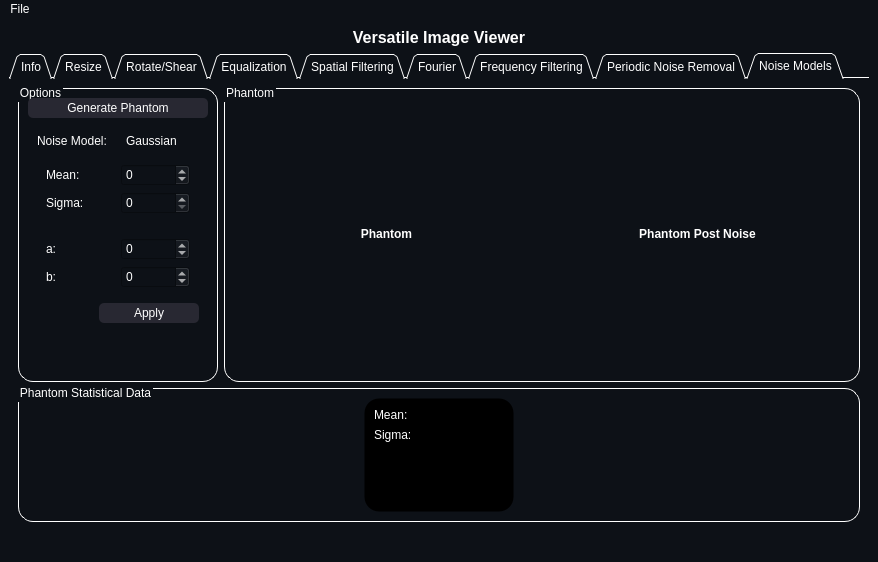
Old version of the form resources/MainWindow.ui in the repository Zeyad-Alo/DICOM-Viewer.
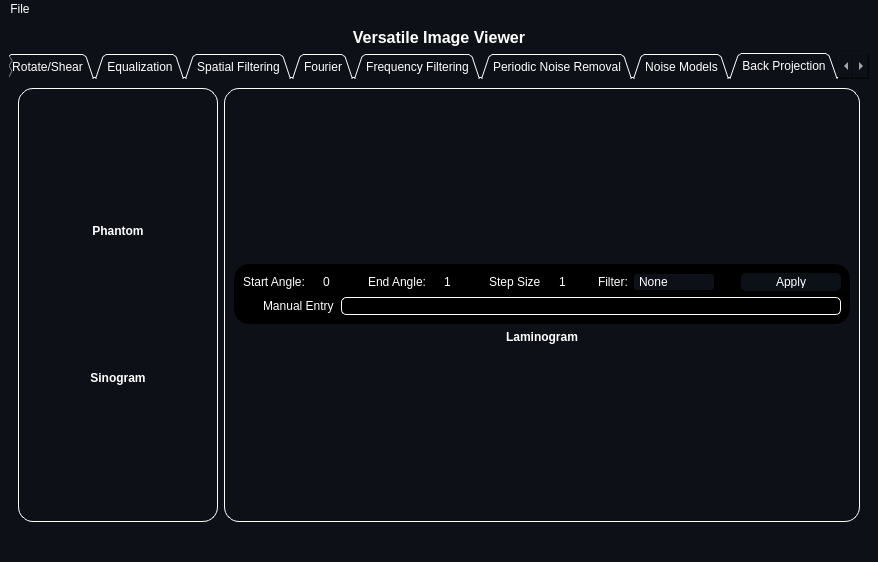
New version of the form. Icons and pictures are not drawn.

Commit message: back projection

What changed in the file:
```diff
--- a/resources/MainWindow.ui
+++ b/resources/MainWindow.ui
@@ -38,7 +38,7 @@
        <enum>QTabWidget::Triangular</enum>
       </property>
       <property name="currentIndex">
-       <number>8</number>
+       <number>9</number>
       </property>
       <property name="documentMode">
        <bool>true</bool>
@@ -2651,6 +2651,381 @@
         </item>
        </layout>
       </widget>
+      <widget class="QWidget" name="tab_10">
+       <attribute name="title">
+        <string>Back Projection</string>
+       </attribute>
+       <layout class="QGridLayout" name="gridLayout_23">
+        <item row="0" column="0">
+         <widget class="QGroupBox" name="main_groupBox_17">
+          <property name="minimumSize">
+           <size>
+            <width>200</width>
+            <height>0</height>
+           </size>
+          </property>
+          <property name="maximumSize">
+           <size>
+            <width>300</width>
+            <height>16777215</height>
+           </size>
+          </property>
+          <property name="styleSheet">
+           <string notr="true">QGroupBox {
+background-color: rgb(13, 17, 23);
+border: 1.2px solid #ffffff;
+border-style: outset;
+border-radius: 15px;
+}
+QGroupBox::title  {
+    subcontrol-origin: margin;
+    subcontrol-position: top left;
+    padding: -5px 0px 0px 0px;
+    color: rgb(255, 255, 255);
+}</string>
+          </property>
+          <property name="title">
+           <string/>
+          </property>
+          <layout class="QVBoxLayout" name="verticalLayout_34">
+           <item>
+            <layout class="QVBoxLayout" name="verticalLayout_33">
+             <property name="spacing">
+              <number>6</number>
+             </property>
+             <item>
+              <widget class="QLabel" name="label_26">
+               <property name="maximumSize">
+                <size>
+                 <width>16777215</width>
+                 <height>15</height>
+                </size>
+               </property>
+               <property name="styleSheet">
+                <string notr="true"/>
+               </property>
+               <property name="text">
+                <string>&lt;html&gt;&lt;head/&gt;&lt;body&gt;&lt;p align=&quot;center&quot;&gt;&lt;span style=&quot; font-weight:600;&quot;&gt;Phantom&lt;/span&gt;&lt;/p&gt;&lt;/body&gt;&lt;/html&gt;</string>
+               </property>
+              </widget>
+             </item>
+             <item>
+              <layout class="QVBoxLayout" name="shepp_logan_box">
+               <property name="spacing">
+                <number>10</number>
+               </property>
+              </layout>
+             </item>
+            </layout>
+           </item>
+           <item>
+            <layout class="QVBoxLayout" name="verticalLayout_32">
+             <property name="spacing">
+              <number>6</number>
+             </property>
+             <item>
+              <widget class="QLabel" name="label_25">
+               <property name="maximumSize">
+                <size>
+                 <width>16777215</width>
+                 <height>15</height>
+                </size>
+               </property>
+               <property name="styleSheet">
+                <string notr="true"/>
+               </property>
+               <property name="text">
+                <string>&lt;html&gt;&lt;head/&gt;&lt;body&gt;&lt;p align=&quot;center&quot;&gt;&lt;span style=&quot; font-weight:600;&quot;&gt;Sinogram&lt;/span&gt;&lt;/p&gt;&lt;/body&gt;&lt;/html&gt;</string>
+               </property>
+              </widget>
+             </item>
+             <item>
+              <layout class="QVBoxLayout" name="sinogram_box">
+               <property name="spacing">
+                <number>10</number>
+               </property>
+              </layout>
+             </item>
+            </layout>
+           </item>
+          </layout>
+         </widget>
+        </item>
+        <item row="0" column="1">
+         <widget class="QGroupBox" name="main_groupBox_18">
+          <property name="styleSheet">
+           <string notr="true">QGroupBox {
+background-color: rgb(13, 17, 23);
+border: 1.2px solid #ffffff;
+border-style: outset;
+border-radius: 15px;
+}
+QGroupBox::title  {
+    subcontrol-origin: margin;
+    subcontrol-position: top left;
+    padding: -5px 0px 0px 0px;
+    color: rgb(255, 255, 255);
+}</string>
+          </property>
+          <property name="title">
+           <string/>
+          </property>
+          <layout class="QVBoxLayout" name="verticalLayout_35">
+           <item>
+            <layout class="QVBoxLayout" name="verticalLayout_36">
+             <property name="spacing">
+              <number>6</number>
+             </property>
+             <item>
+              <widget class="QWidget" name="widget_3" native="true">
+               <property name="maximumSize">
+                <size>
+                 <width>16777215</width>
+                 <height>60</height>
+                </size>
+               </property>
+               <property name="styleSheet">
+                <string notr="true">QWidget {
+background-color: rgb(0, 0, 0);
+border: 0;
+border-radius: 15px;
+}</string>
+               </property>
+               <layout class="QGridLayout" name="gridLayout_22">
+                <item row="1" column="0">
+                 <layout class="QHBoxLayout" name="horizontalLayout_36">
+                  <item>
+                   <widget class="QRadioButton" name="manual">
+                    <property name="text">
+                     <string>Manual Entry</string>
+                    </property>
+                   </widget>
+                  </item>
+                  <item>
+                   <widget class="QLineEdit" name="bp_lineEdit">
+                    <property name="styleSheet">
+                     <string notr="true">border: 1px solid white;
+border-radius: 5px;</string>
+                    </property>
+                   </widget>
+                  </item>
+                 </layout>
+                </item>
+                <item row="0" column="0">
+                 <layout class="QHBoxLayout" name="horizontalLayout_41">
+                  <item>
+                   <layout class="QHBoxLayout" name="horizontalLayout_38">
+                    <item>
+                     <widget class="QLabel" name="label_30">
+                      <property name="maximumSize">
+                       <size>
+                        <width>16777215</width>
+                        <height>20</height>
+                       </size>
+                      </property>
+                      <property name="text">
+                       <string>Start Angle:   </string>
+                      </property>
+                     </widget>
+                    </item>
+                    <item>
+                     <widget class="QSpinBox" name="start_spinBox">
+                      <property name="maximum">
+                       <number>179</number>
+                      </property>
+                     </widget>
+                    </item>
+                   </layout>
+                  </item>
+                  <item>
+                   <layout class="QHBoxLayout" name="horizontalLayout_39">
+                    <item>
+                     <widget class="QLabel" name="label_31">
+                      <property name="maximumSize">
+                       <size>
+                        <width>16777215</width>
+                        <height>20</height>
+                       </size>
+                      </property>
+                      <property name="text">
+                       <string>End Angle:   </string>
+                      </property>
+                     </widget>
+                    </item>
+                    <item>
+                     <widget class="QSpinBox" name="end_spinBox">
+                      <property name="minimum">
+                       <number>1</number>
+                      </property>
+                      <property name="maximum">
+                       <number>179</number>
+                      </property>
+                     </widget>
+                    </item>
+                   </layout>
+                  </item>
+                  <item>
+                   <layout class="QHBoxLayout" name="horizontalLayout_40">
+                    <item>
+                     <widget class="QLabel" name="label_32">
+                      <property name="maximumSize">
+                       <size>
+                        <width>16777215</width>
+                        <height>20</height>
+                       </size>
+                      </property>
+                      <property name="text">
+                       <string>Step Size   </string>
+                      </property>
+                     </widget>
+                    </item>
+                    <item>
+                     <widget class="QSpinBox" name="step_spinBox">
+                      <property name="minimum">
+                       <number>1</number>
+                      </property>
+                     </widget>
+                    </item>
+                   </layout>
+                  </item>
+                  <item>
+                   <layout class="QHBoxLayout" name="horizontalLayout_37">
+                    <item>
+                     <widget class="QLabel" name="label_29">
+                      <property name="text">
+                       <string>Filter:</string>
+                      </property>
+                     </widget>
+                    </item>
+                    <item>
+                     <widget class="QComboBox" name="bp_filter_combobox">
+                      <property name="minimumSize">
+                       <size>
+                        <width>80</width>
+                        <height>0</height>
+                       </size>
+                      </property>
+                      <property name="styleSheet">
+                       <string notr="true">QComboBox
+{
+	border-radius: 3px;
+	background-color: rgb(13, 17, 23);
+}
+
+QComboBox::drop-down
+{
+	border-left-color: transparent;
+ }
+
+QComboBox::down-arrow, QSpinBox::down-arrow, QTimeEdit::down-arrow, QDateEdit::down-arrow
+{
+     image: url(:/icons/Arrowhead-nottop-256.png);
+     width: 7px;
+     height: 6px;
+}
+
+QComboBox QAbstractItemView
+{
+    selection-background-color: transparent;
+}</string>
+                      </property>
+                      <item>
+                       <property name="text">
+                        <string>None</string>
+                       </property>
+                      </item>
+                      <item>
+                       <property name="text">
+                        <string>Ram-Lak</string>
+                       </property>
+                      </item>
+                      <item>
+                       <property name="text">
+                        <string>Hamming</string>
+                       </property>
+                      </item>
+                     </widget>
+                    </item>
+                    <item>
+                     <spacer name="horizontalSpacer_11">
+                      <property name="orientation">
+                       <enum>Qt::Horizontal</enum>
+                      </property>
+                      <property name="sizeHint" stdset="0">
+                       <size>
+                        <width>29</width>
+                        <height>14</height>
+                       </size>
+                      </property>
+                     </spacer>
+                    </item>
+                    <item>
+                     <widget class="QPushButton" name="bp_apply">
+                      <property name="minimumSize">
+                       <size>
+                        <width>100</width>
+                        <height>0</height>
+                       </size>
+                      </property>
+                      <property name="styleSheet">
+                       <string notr="true">QPushButton {
+    border-radius: 5px;
+    border-style: outset;
+    background: rgb(12, 17, 24);
+	padding: 3;
+    }
+
+QPushButton:hover {
+    background: rgb(63, 95, 127)
+    }
+
+QPushButton:pressed {
+    border-style: inset;
+    background:rgb(20, 20, 20)
+    }</string>
+                      </property>
+                      <property name="text">
+                       <string>Apply</string>
+                      </property>
+                     </widget>
+                    </item>
+                   </layout>
+                  </item>
+                 </layout>
+                </item>
+               </layout>
+              </widget>
+             </item>
+             <item>
+              <widget class="QLabel" name="label_27">
+               <property name="maximumSize">
+                <size>
+                 <width>16777215</width>
+                 <height>15</height>
+                </size>
+               </property>
+               <property name="styleSheet">
+                <string notr="true"/>
+               </property>
+               <property name="text">
+                <string>&lt;html&gt;&lt;head/&gt;&lt;body&gt;&lt;p align=&quot;center&quot;&gt;&lt;span style=&quot; font-weight:600;&quot;&gt;Laminogram&lt;/span&gt;&lt;/p&gt;&lt;/body&gt;&lt;/html&gt;</string>
+               </property>
+              </widget>
+             </item>
+             <item>
+              <layout class="QVBoxLayout" name="lamino_box">
+               <property name="spacing">
+                <number>10</number>
+               </property>
+              </layout>
+             </item>
+            </layout>
+           </item>
+          </layout>
+         </widget>
+        </item>
+       </layout>
+      </widget>
      </widget>
     </item>
    </layout>
```
The commit also changes 4 other files.
